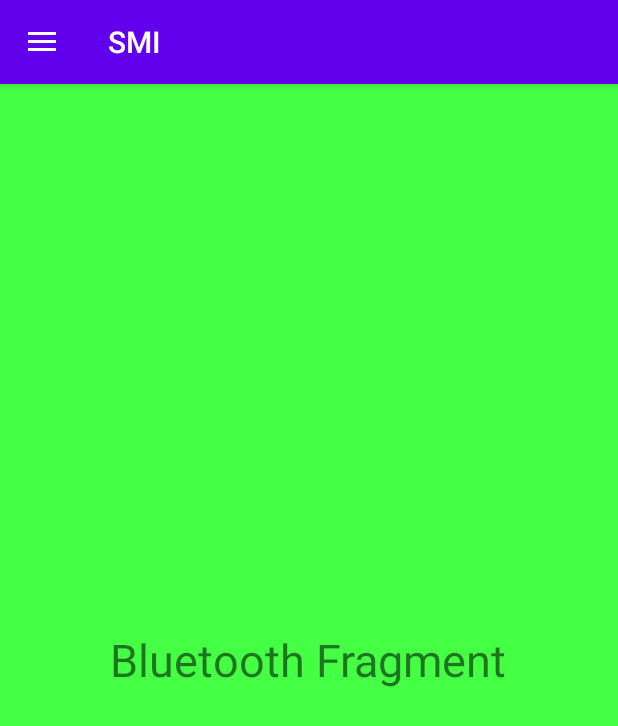
After one commit to edsonpinheiro/projectSMI, an Android app: the fragment BluetoothFragment placed in its activity, on a phone screen of 412 x 824 dp. The commit adds this screen. Shown: the top 726 px of the screen. Run offline under Robolectric (Android 15) with nearby library versions, the phone set to English and light mode, and no system bars.

Commit message:
Adicionar o padrão MVP ao projeto Construção da tela de Dashboard e Navigation Drawer

```diff
--- /dev/null
+++ b/app/src/main/java/br/com/daniel/ramos/projetosmi/Presenter/BluetoothPresenter.java
@@ -0,0 +1,4 @@
+package br.com.daniel.ramos.projetosmi.Presenter;
+
+public class BluetoothPresenter {
+}
--- /dev/null
+++ b/app/src/main/java/br/com/daniel/ramos/projetosmi/Presenter/DashboardPresenter.java
@@ -0,0 +1,30 @@
+package br.com.daniel.ramos.projetosmi.Presenter;
+
+import androidx.fragment.app.Fragment;
+import androidx.fragment.app.FragmentManager;
+
+import br.com.daniel.ramos.projetosmi.R;
+import br.com.daniel.ramos.projetosmi.View.ViewMVP;
+
+public class DashboardPresenter implements PresenterMVP.DashboardPresenter {
+
+    private ViewMVP.DashboardView mView;
+
+    public DashboardPresenter(ViewMVP.DashboardView view) {
+        mView = view;
+    }
+
+    @Override
+    public void replaceFragment(FragmentManager fm, Fragment fragment, String tag) {
+        fm.beginTransaction().replace(R.id.fragment_container, fragment, tag).commit();
+    }
+
+    /*
+    * The second point is more worrying. Imagine you send a request to a server that takes 10 seconds,
+    * but the user closes the activity after 5 seconds. By the time the callback is called and the UI is updated, it will crash because the activity is finishing.
+    * */
+    // Esse método evita chamar a activity em um estado inconsistente
+    public void onDestroy() {
+        mView = null;
+    }
+}
--- /dev/null
+++ b/app/src/main/java/br/com/daniel/ramos/projetosmi/Presenter/PresenterMVP.java
@@ -0,0 +1,18 @@
+package br.com.daniel.ramos.projetosmi.Presenter;
+
+import androidx.fragment.app.Fragment;
+import androidx.fragment.app.FragmentManager;
+
+public interface PresenterMVP {
+
+    /* Representa o Presenter no MVP para o DashboardFragment */
+    interface DashboardPresenter {
+        void replaceFragment(FragmentManager fm, Fragment fragment, String tag);
+        void onDestroy();
+    }
+
+    /* Representa o Presenter no MVP para o BluetoothFragment */
+    interface BluetoothPresenter {
+
+    }
+}
--- /dev/null
+++ b/app/src/main/java/br/com/daniel/ramos/projetosmi/View/BluetoothFragment.java
@@ -0,0 +1,21 @@
+package br.com.daniel.ramos.projetosmi.View;
+
+import android.os.Bundle;
+import android.view.LayoutInflater;
+import android.view.View;
+import android.view.ViewGroup;
+
+import androidx.annotation.NonNull;
+import androidx.annotation.Nullable;
+import androidx.fragment.app.Fragment;
+
+import br.com.daniel.ramos.projetosmi.R;
+
+public class BluetoothFragment extends Fragment {
+
+    @Nullable
+    @Override
+    public View onCreateView(@NonNull LayoutInflater inflater, @Nullable ViewGroup container, @Nullable Bundle savedInstanceState) {
+        return inflater.inflate(R.layout.fragment_bluetooth, container, false);
+    }
+}
--- a/app/src/main/java/br/com/daniel/ramos/projetosmi/View/DashboardFragment.java
+++ b/app/src/main/java/br/com/daniel/ramos/projetosmi/View/DashboardFragment.java
@@ -12,18 +12,53 @@ import androidx.cardview.widget.CardView;
 import androidx.fragment.app.Fragment;
 import androidx.fragment.app.FragmentManager;
 
+import br.com.daniel.ramos.projetosmi.Presenter.DashboardPresenter;
+import br.com.daniel.ramos.projetosmi.Presenter.PresenterMVP;
 import br.com.daniel.ramos.projetosmi.R;
 
-public class DashboardFragment extends Fragment implements View.OnClickListener{
+public class DashboardFragment extends Fragment implements ViewMVP.DashboardView, View.OnClickListener{
 
     private CardView reportsCard, localizationCard, callCard, alarmCard, bluetoothCard;
+    private PresenterMVP.DashboardPresenter mPresenter;
+
 
     @Nullable
     @Override
     // Chamado quando a view está prestes a ser criada
     public View onCreateView(@NonNull LayoutInflater inflater, @Nullable ViewGroup container, @Nullable Bundle savedInstanceState) {
         View view = inflater.inflate(R.layout.fragment_dashboard, container, false);
+        initViews(view);
 
+        // Instancia o presenter
+        mPresenter = new DashboardPresenter(this);
+
+        return view;
+    }
+
+    @Override
+    public void onClick(View v) {
+        FragmentManager fm = getFragmentManager();
+        // TODO: Quando selecionado por meio dos botões não é atualizado o navigationDrawer, assim o fragment atual não é marcado
+        switch (v.getId()){
+            case R.id.dash_reportsID :
+                mPresenter.replaceFragment(fm, new ReportsFragment(), "reportsFragment");
+            break;
+            case R.id.dash_localizationID :
+                mPresenter.replaceFragment(fm, new LocalizationFragment(), "localizationFragment");
+            break;
+            case R.id.dash_callID :
+                mPresenter.replaceFragment(fm, new CallFragment(), "callFragment");
+            break;
+            case R.id.dash_bluetoothID :
+                mPresenter.replaceFragment(fm, new BluetoothFragment(), "bluetoothFragment");
+            break;
+            case R.id.dash_alarmID :
+                mPresenter.replaceFragment(fm, new AlertFragment(), "alertFragment");
+            break;
+        }
+    }
+
+    public void initViews(View view) {
         reportsCard = view.findViewById(R.id.dash_reportsID);
         reportsCard.setOnClickListener(this);
         localizationCard = view.findViewById(R.id.dash_localizationID);
@@ -34,35 +69,11 @@ public class DashboardFragment extends Fragment implements View.OnClickListener{
         alarmCard.setOnClickListener(this);
         bluetoothCard = view.findViewById(R.id.dash_bluetoothID);
         bluetoothCard.setOnClickListener(this);
-
-
-        return view;
     }
 
     @Override
-    public void onClick(View v) {
-        FragmentManager fm = getFragmentManager();
-    // TODO: Quando selecionado por meio dos botões não é atualizado o navigationDrawer, assim o fragment atual não é marcado
-        switch (v.getId()){
-            case R.id.dash_reportsID :
-                fm.beginTransaction().replace(R.id.fragment_container, new ReportsFragment(), "reportsFragment").commit();
-            break;
-            case R.id.dash_localizationID :
-                fm.beginTransaction().replace(R.id.fragment_container, new LocalizationFragment(), "localizationFragment").commit();
-            break;
-            case R.id.dash_callID :
-                fm.beginTransaction().replace(R.id.fragment_container, new CallFragment(), "callFragment").commit();
-            break;
-            case R.id.dash_bluetoothID :
-                // TODO: Pensar na logica que será implementada aqui
-            break;
-            case R.id.dash_alarmID :
-                fm.beginTransaction().replace(R.id.fragment_container, new AlertFragment(), "alertFragment").commit();
-            break;
-        }
-    }
-
-    public void initViews() {
-
+    public void onDestroy() {
+        mPresenter.onDestroy();
+        super.onDestroy();
     }
 }
--- a/app/src/main/java/br/com/daniel/ramos/projetosmi/View/MainActivity.java
+++ b/app/src/main/java/br/com/daniel/ramos/projetosmi/View/MainActivity.java
@@ -15,6 +15,7 @@ import com.google.android.material.navigation.NavigationView;
 
 import br.com.daniel.ramos.projetosmi.R;
 
+// TODO: Implementar MVP
 public class MainActivity extends AppCompatActivity implements NavigationView.OnNavigationItemSelectedListener {
     private DrawerLayout drawer;
 
--- a/app/src/main/java/br/com/daniel/ramos/projetosmi/View/ViewMVP.java
+++ b/app/src/main/java/br/com/daniel/ramos/projetosmi/View/ViewMVP.java
@@ -1,4 +1,12 @@
 package br.com.daniel.ramos.projetosmi.View;
 
 public interface ViewMVP {
+
+    /* Representa a View no MVP para o DashboardFragment */
+    interface DashboardView {}
+    /* Representa a View no MVP para o BluetoothFragment */
+    interface BluetoothView {
+
+    }
+
 }
--- /dev/null
+++ b/app/src/main/res/layout/fragment_bluetooth.xml
@@ -0,0 +1,15 @@
+<?xml version="1.0" encoding="utf-8"?>
+<RelativeLayout xmlns:android="http://schemas.android.com/apk/res/android"
+    android:layout_width="match_parent"
+    android:layout_height="match_parent"
+    android:background="#F4f4">
+
+    <TextView
+        android:layout_width="wrap_content"
+        android:layout_height="wrap_content"
+        android:text="Bluetooth Fragment"
+        android:textSize="30sp"
+        android:layout_centerInParent="true"/>
+
+
+</RelativeLayout>
```
